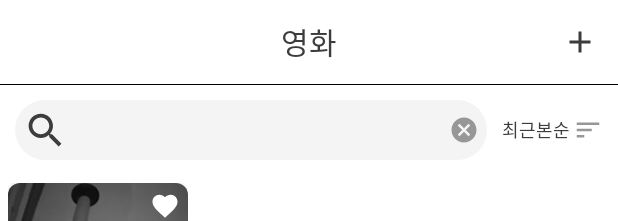
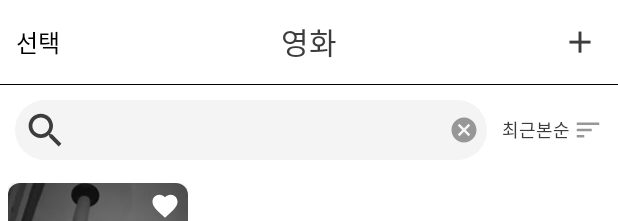
Before and after one commit to BoeunHan/Collector, an Android app: the layout activity_item_list.xml on its own in the app's theme, with its tools: preview values and no code run, on a phone screen of 412 x 824 dp. Shown: the top 221 px of the screen. Run offline under Robolectric (Android 15) with nearby library versions, the phone set to English and light mode, and no system bars.

Commit message:
Mod: 삭제 기능 수정 - 다중 선택

```diff
--- a/app/build.gradle
+++ b/app/build.gradle
@@ -48,7 +48,6 @@ dependencies {
     implementation 'com.squareup.retrofit2:retrofit:2.9.0'
     implementation 'com.squareup.retrofit2:converter-gson:2.9.0'
     implementation 'com.github.bumptech.glide:glide:4.11.0'
-    kapt 'com.github.bumptech.glide:compiler:4.11.0'
 
     //코루틴
     //implementation 'org.jetbrains.kotlinx:kotlinx-coroutines-android:1.4.1'
--- a/app/src/main/java/com/example/collectors/Constants.kt
+++ b/app/src/main/java/com/example/collectors/Constants.kt
@@ -4,6 +4,9 @@ import android.content.Context
 import android.net.ConnectivityManager
 import android.net.NetworkCapabilities
 import android.os.Build
+import android.view.View
+import androidx.core.content.ContextCompat
+import kotlinx.android.synthetic.main.card_item_view.view.*
 
 object Constants {
     const val TABLE_MOVIE_LIST = "movie-list"
@@ -18,6 +21,8 @@ object Constants {
     const val SELECTED_MOVIE = "selected_movie"
     const val CATEGORY = "category"
     const val ID = "id"
+
+    var selectMode: Boolean = false
 
     fun isNetworkAvailable(context: Context): Boolean {
         val connectivityManager = context.getSystemService(Context.CONNECTIVITY_SERVICE)
--- a/app/src/main/java/com/example/collectors/adapters/SecondAdapter.kt
+++ b/app/src/main/java/com/example/collectors/adapters/SecondAdapter.kt
@@ -40,10 +40,10 @@ class SecondAdapter(
             holder.itemView.myRatingBar.visibility = View.GONE
             if(item.like) holder.itemView.ivLike.visibility = View.VISIBLE
             else holder.itemView.ivLike.visibility = View.GONE
-            if(item.image!="")  Glide.with(holder.itemView).load(item.image).into(holder.itemView.ivImageItem)
+            if(item.image!="")  Glide.with(holder.itemView).load(item.image).into(holder.itemView.ivItemImage)
             else {
-                holder.itemView.ivImageItem.scaleType = ImageView.ScaleType.CENTER
-                Glide.with(holder.itemView).load(R.drawable.ic_no_image).into(holder.itemView.ivImageItem)
+                holder.itemView.ivItemImage.scaleType = ImageView.ScaleType.CENTER
+                Glide.with(holder.itemView).load(R.drawable.ic_no_image).into(holder.itemView.ivItemImage)
             }
 
             holder.itemView.tvTitleItem.text = item.title
--- a/app/src/main/java/com/example/collectors/database/BaseDao.kt
+++ b/app/src/main/java/com/example/collectors/database/BaseDao.kt
@@ -17,6 +17,8 @@ interface BaseDao<T> {
 
     suspend fun delete(id: Int)
 
+    suspend fun deleteIdList(idSet: Set<Int>)
+
     fun fetchData(id: Int): Flow<T>
 
     fun fetchAllBasicInfo(): Flow<List<BasicInfo>>
--- a/app/src/main/java/com/example/collectors/database/BasicInfo.kt
+++ b/app/src/main/java/com/example/collectors/database/BasicInfo.kt
@@ -2,6 +2,7 @@ package com.example.collectors.database
 
 import android.os.Parcelable
 import androidx.room.ColumnInfo
+import androidx.room.Ignore
 import kotlinx.android.parcel.Parcelize
 
 @Parcelize
--- a/app/src/main/java/com/example/collectors/database/MovieDao.kt
+++ b/app/src/main/java/com/example/collectors/database/MovieDao.kt
@@ -9,6 +9,9 @@ interface MovieDao : BaseDao<MovieEntity>{
 
     @Query("DELETE FROM `${Constants.TABLE_MOVIE_LIST}` WHERE id = :id")
     override suspend fun delete(id: Int)
+
+    @Query("DELETE FROM `${Constants.TABLE_MOVIE_LIST}` WHERE id in (:idSet)")
+    override suspend fun deleteIdList(idSet: Set<Int>)
 
     @Query("SELECT * FROM `${Constants.TABLE_MOVIE_LIST}` WHERE id = :id")
     override fun fetchData(id: Int): Flow<MovieEntity>
--- /dev/null
+++ b/app/src/main/res/drawable/checkedimage_background.xml
@@ -0,0 +1,5 @@
+<?xml version="1.0" encoding="utf-8"?>
+<shape xmlns:android="http://schemas.android.com/apk/res/android"
+    android:shape="oval">
+    <solid android:color="@color/white"/>
+</shape>
--- /dev/null
+++ b/app/src/main/res/drawable/fab_remove_selector.xml
@@ -0,0 +1,7 @@
+<?xml version="1.0" encoding="utf-8"?>
+<selector xmlns:android="http://schemas.android.com/apk/res/android">
+    <item android:state_enabled="true"
+        android:color="@color/textColor"/>
+    <item android:state_enabled="false"
+        android:color="@color/grey"/>
+</selector>
--- a/app/src/main/res/drawable/ic_remove_card.xml
+++ b/app/src/main/res/drawable/ic_checked.xml
@@ -3,8 +3,8 @@
     android:height="24dp"
     android:viewportWidth="24"
     android:viewportHeight="24"
-    android:tint="@color/grey">
+    android:tint="@color/blue">
   <path
       android:fillColor="@android:color/white"
-      android:pathData="M7,11v2h10v-2L7,11zM12,2C6.48,2 2,6.48 2,12s4.48,10 10,10 10,-4.48 10,-10S17.52,2 12,2zM12,20c-4.41,0 -8,-3.59 -8,-8s3.59,-8 8,-8 8,3.59 8,8 -3.59,8 -8,8z"/>
+      android:pathData="M12,2C6.48,2 2,6.48 2,12s4.48,10 10,10 10,-4.48 10,-10S17.52,2 12,2zM10,17l-5,-5 1.41,-1.41L10,14.17l7.59,-7.59L19,8l-9,9z"/>
 </vector>
--- /dev/null
+++ b/app/src/main/res/drawable/ic_delete.xml
@@ -0,0 +1,10 @@
+<vector xmlns:android="http://schemas.android.com/apk/res/android"
+    android:width="24dp"
+    android:height="24dp"
+    android:viewportWidth="24"
+    android:viewportHeight="24"
+    android:tint="@color/white">
+  <path
+      android:fillColor="@android:color/white"
+      android:pathData="M6,19c0,1.1 0.9,2 2,2h8c1.1,0 2,-0.9 2,-2V7H6v12zM19,4h-3.5l-1,-1h-5l-1,1H5v2h14V4z"/>
+</vector>
--- a/app/src/main/res/layout/activity_item_list.xml
+++ b/app/src/main/res/layout/activity_item_list.xml
@@ -13,10 +13,17 @@
         android:background="@color/white"
         android:gravity="center_vertical">
 
-        <View
+        <Button
+            android:id="@+id/btSelect"
+            style="?android:attr/borderlessButtonStyle"
             android:layout_width="40dp"
-            android:layout_height="0dp"
-            android:layout_margin="5dp" />
+            android:layout_height="40dp"
+            android:layout_margin="5dp"
+            android:backgroundTint="@android:color/transparent"
+            android:padding="0dp"
+            android:text="선택"
+            android:textColor="#000000"
+            android:textSize="16sp" />
 
         <TextView
             android:id="@+id/tvListCategory"
@@ -97,11 +104,17 @@
             app:srcCompat="@drawable/ic_sort" />
     </LinearLayout>
 
+    <FrameLayout
+        android:layout_width="match_parent"
+        android:layout_height="match_parent">
+
         <androidx.recyclerview.widget.RecyclerView
             android:id="@+id/rvItemList"
             android:layout_width="match_parent"
             android:layout_height="match_parent"
+            android:visibility="visible"
             tools:listitem="@layout/card_item_view" />
+
         <TextView
             android:id="@+id/tvNothingFound"
             android:layout_width="match_parent"
@@ -112,6 +125,20 @@
             android:textSize="16sp"
             android:visibility="gone" />
 
+        <com.google.android.material.floatingactionbutton.FloatingActionButton
+            android:id="@+id/fabRemove"
+            android:layout_width="wrap_content"
+            android:layout_height="wrap_content"
+            android:layout_gravity="end|bottom"
+            android:layout_margin="16dp"
+            android:backgroundTint="@color/white"
+            android:enabled="false"
+            android:src="@drawable/ic_delete"
+            android:visibility="gone"
+            app:backgroundTint="@drawable/fab_remove_selector"
+            app:borderWidth="1dp"
+            app:tint="@drawable/fab_remove_selector" />
 
+    </FrameLayout>
 
 </LinearLayout>
--- a/app/src/main/res/layout/activity_my_movie_detail.xml
+++ b/app/src/main/res/layout/activity_my_movie_detail.xml
@@ -169,7 +169,6 @@
         android:layout_marginEnd="30dp"
         android:backgroundTint="@color/secondaryColor"
         android:baselineAlignBottom="false"
-        android:clickable="true"
         android:src="@drawable/ic_dislike"
         app:backgroundTint="@color/secondaryColor"
         app:fabSize="normal"
--- a/app/src/main/res/layout/card_item_view.xml
+++ b/app/src/main/res/layout/card_item_view.xml
@@ -18,7 +18,7 @@
             android:layout_height="match_parent">
 
             <ImageView
-                android:id="@+id/ivImageItem"
+                android:id="@+id/ivItemImage"
                 android:layout_width="match_parent"
                 android:layout_height="match_parent"
                 android:foreground="@drawable/gradient_shape"
@@ -32,6 +32,16 @@
                 android:layout_gravity="top|end"
                 android:layout_margin="5dp"
                 app:srcCompat="@drawable/ic_like" />
+
+            <ImageView
+                android:id="@+id/ivChecked"
+                android:layout_width="20dp"
+                android:layout_height="20dp"
+                android:layout_gravity="start|top"
+                android:layout_margin="5dp"
+                android:background="@drawable/checkedimage_background"
+                android:visibility="gone"
+                app:srcCompat="@drawable/ic_checked" />
 
             <TextView
                 android:id="@+id/tvTitleItem"
--- a/app/src/main/res/values/colors.xml
+++ b/app/src/main/res/values/colors.xml
@@ -16,4 +16,5 @@
     <color name="ratingAccent">#F6CA45</color>
     <color name="mainColor">#FF7F69</color>
     <color name="secondaryColor">#FAA697</color>
+    <color name="blue">#2196F3</color>
 </resources>
```
Also changed, not shown: app/src/main/java/com/example/collectors/activities/ItemListActivity.kt (+67 -19 lines), app/src/main/java/com/example/collectors/adapters/ItemAdapter.kt (+48 -8 lines), app/src/main/res/drawable/button_background.xml (added, +8 -0 lines), app/src/main/res/drawable/gradient_shape_selected.xml (added, +9 -0 lines), app/src/main/res/layout/remove_dialog.xml (added, +29 -0 lines), app/src/main/res/values/themes.xml (+10 -0 lines). Lines whose indentation alone changed are shown as unchanged.
